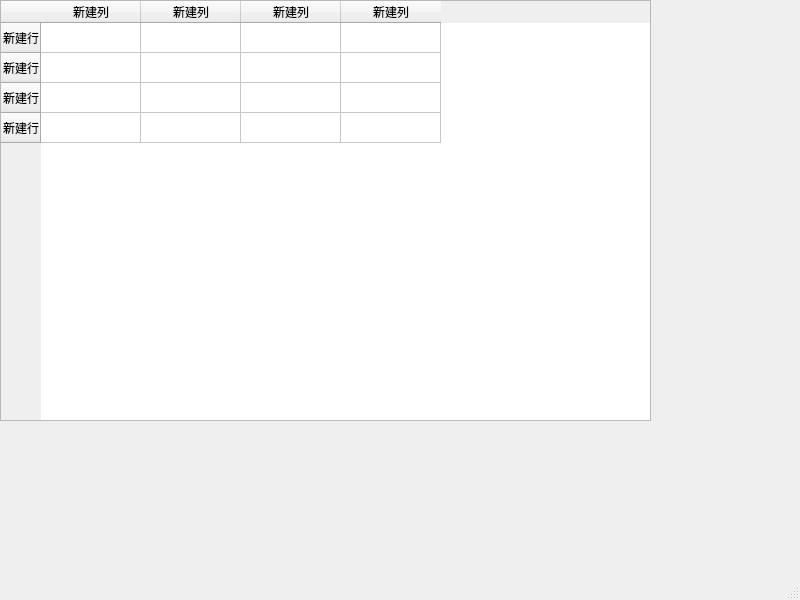
newcreatmao/project, file qt/creat/untitled/mainwindow.ui: the form before one commit.
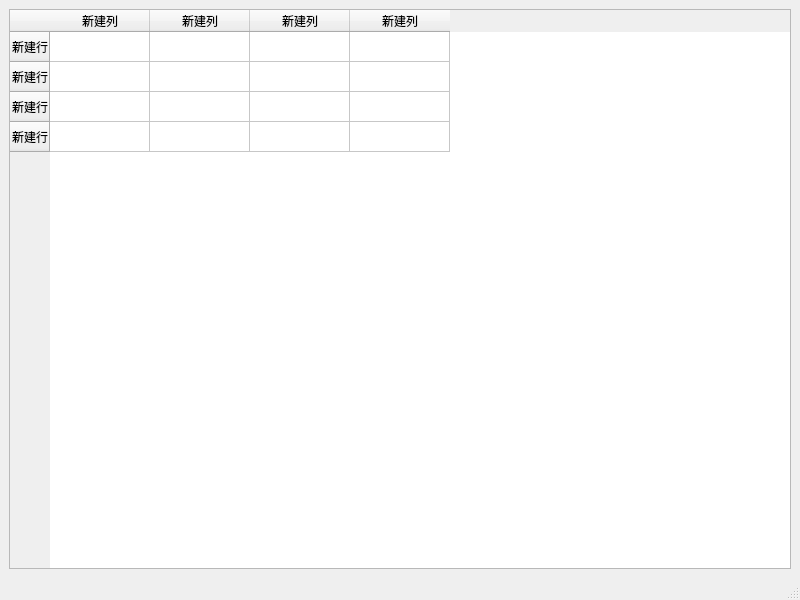
The form after the commit.

What changed in the file:
```diff
--- a/qt/creat/untitled/mainwindow.ui
+++ b/qt/creat/untitled/mainwindow.ui
@@ -14,15 +14,9 @@
    <string>MainWindow</string>
   </property>
   <widget class="QWidget" name="centralwidget">
+   <layout class="QGridLayout" name="gridLayout">
+    <item row="0" column="0">
    <widget class="QTableWidget" name="tableWidget">
-    <property name="geometry">
-     <rect>
-      <x>0</x>
-      <y>0</y>
-      <width>651</width>
-      <height>421</height>
-     </rect>
-    </property>
     <row>
      <property name="text">
       <string>新建行</string>
@@ -63,7 +57,20 @@
       <string>新建列</string>
      </property>
     </column>
-   </widget>
+      <item row="0" column="0">
+       <property name="foreground">
+        <brush brushstyle="NoBrush">
+         <color alpha="255">
+          <red>170</red>
+          <green>85</green>
+          <blue>255</blue>
+         </color>
+        </brush>
+       </property>
+      </item>
+     </widget>
+    </item>
+   </layout>
   </widget>
   <widget class="QMenuBar" name="menubar">
    <property name="geometry">
```
Lines whose indentation alone changed are shown as unchanged.
